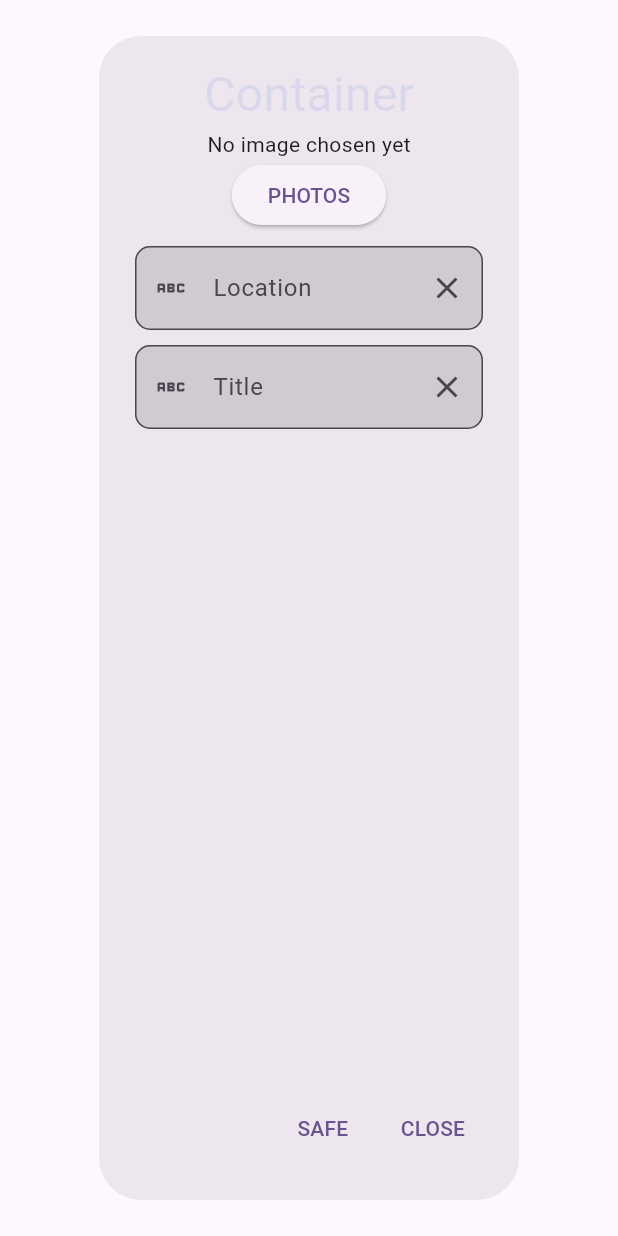
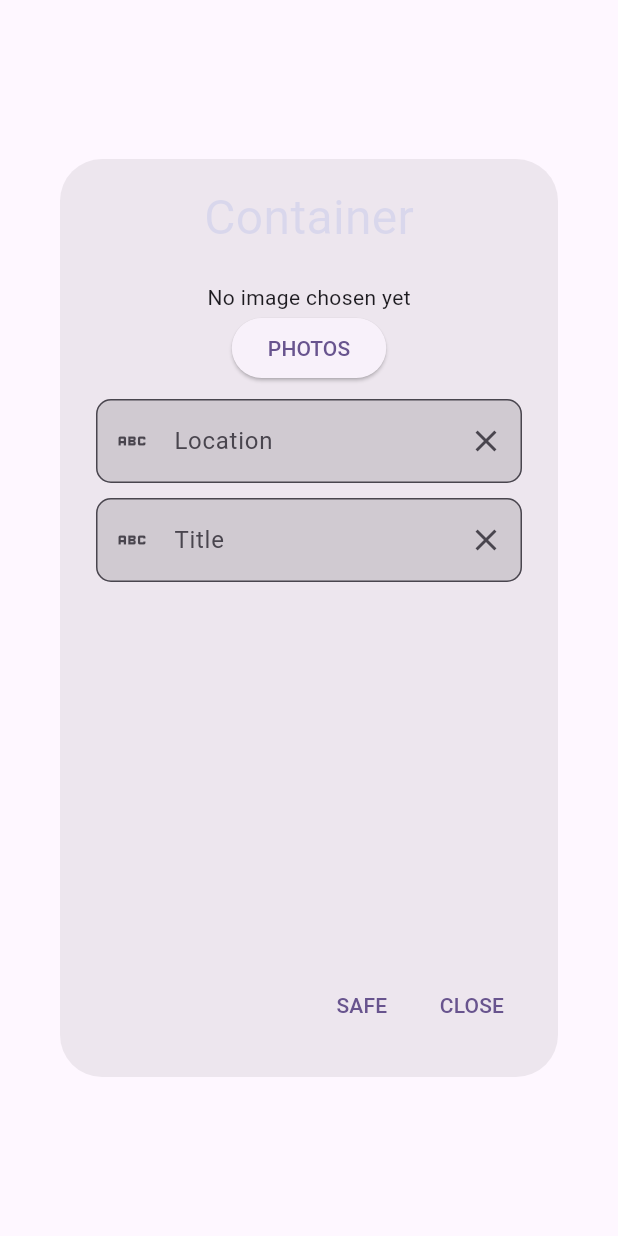
Before and after one commit to ftwr42/where_is_it_frontend, a Flutter app: the FastContainerCreator widget shown alone on an empty page, opened directly, on a phone screen of 412 x 824 dp. Run offline on Flutter 3.47's test engine with Material 3 defaults, Android fonts, the light colour scheme and no system bars; our stand-ins replace camera, get, hive, image_picker; accounts and stored records are empty.

Commit message:
reworked fab view and dialogs, added closing auto when pressed on expanded fab button

```diff
--- a/lib/fab/dialog/dialog_config.dart
+++ /dev/null
@@ -1,38 +0,0 @@
-import 'package:flutter/material.dart';
-
-import '../../aa_project_defaults/textfields.dart';
-
-class DialogConfig {
-  var propertiesInput_name = _propertiesInput('Name');
-  var propertiesInput_tag = _propertiesInput('#tag');
-
-  BuildContext context;
-
-  DialogConfig({required this.context});
-
-  properties() {
-    return Column(
-      children: [
-        propertiesInput_name,
-        propertiesInput_tag,
-      ],
-    );
-  }
-
-  List<Widget> actions() {
-    return <Widget>[
-      TextButton(
-        onPressed: () => Navigator.of(context).pop(),
-        child: const Text('SAFE'),
-      ),
-      TextButton(
-        onPressed: () => Navigator.of(context).pop(),
-        child: const Text('CLOSE'),
-      ),
-    ];
-  }
-
-  static Widget _propertiesInput(String key) => Container(
-        child: ProjectTextFields.nameField(key),
-      );
-}
--- a/lib/fab/dialog/fast_container_creator.dart
+++ b/lib/fab/dialog/fast_container_creator.dart
@@ -2,20 +2,26 @@ import 'package:flutter/material.dart';
 import 'package:where_is_it/aa_assets/styles/text.dart';
 
 import '../../aa_project_defaults/textfields.dart';
-import 'dialog_config.dart';
 
 class FastContainerCreator extends StatelessWidget {
   const FastContainerCreator(BuildContext context, {super.key});
 
   @override
   Widget build(BuildContext context) {
-    var dialogConfig = DialogConfig(context: context);
-
     return AlertDialog(
-      content: Column(
+      content: Container(
+        width: 350,
+        height: 500,
+        child: Column(
           children: [
             title(),
+            const SizedBox(
+              height: 10,
+            ),
             // const CameraStreamWidget(),
+            const SizedBox(
+              height: 10,
+            ),
             ProjectTextFields.imageUpload("No image chosen yet"),
             const SizedBox(
               height: 10,
@@ -30,6 +36,7 @@ class FastContainerCreator extends StatelessWidget {
               ],
             ),
           ],
+        ),
       ),
       actions: <Widget>[
         TextButton(
```
Also changed, not shown: lib/fab/dialog/fast_item_creator.dart (+11 -4 lines), lib/fab/fab_config.dart (deleted, +0 -31 lines), lib/fab/fab_view.dart (+23 -11 lines). Lines whose indentation alone changed are shown as unchanged.
